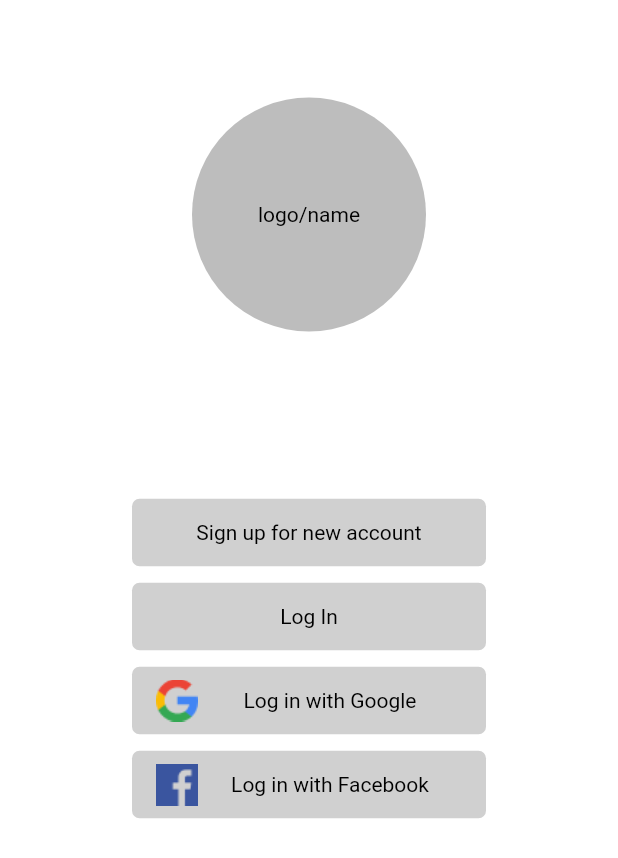
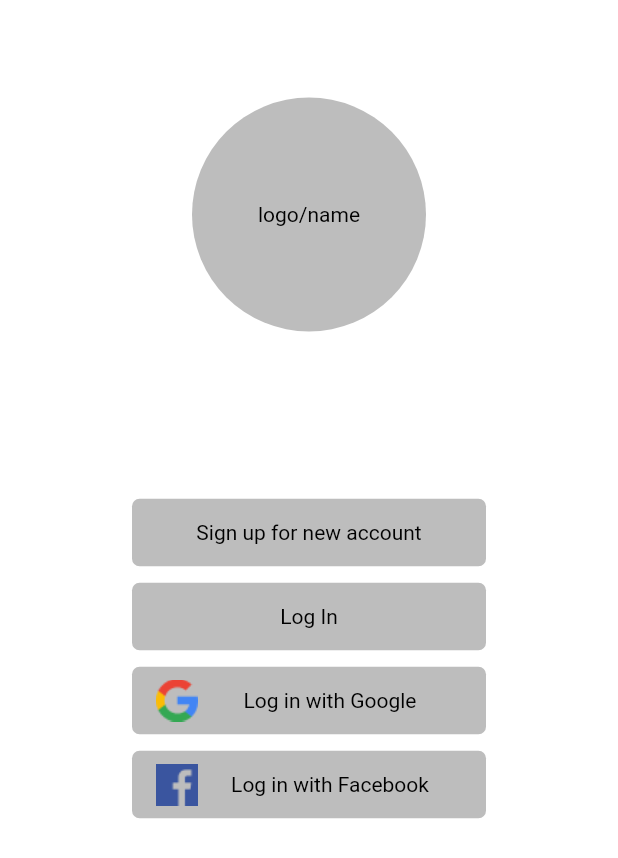
Before and after one commit to rishFilet/swipe_n_swap, a Flutter app: the screen it shows after launch, on a phone screen of 412 x 824 dp. Shown: the top 858 px of the screen. Run offline on Flutter 3.47's test engine with Material 2 defaults, Android fonts, the phone set to English and light mode, and no system bars; our stand-ins replace bloc, equatable, google_fonts.

Commit message:
scaffold on homepage

```diff
--- a/lib/features/login/presentation/pages/home.dart
+++ b/lib/features/login/presentation/pages/home.dart
@@ -12,7 +12,9 @@ enum ButtonActionName {
 class HomePage extends StatelessWidget {
   @override
   Widget build(BuildContext context) {
-    return Container(
+    return Scaffold(
+      body: SafeArea(
+        child: Container(
           child: Padding(
             padding: const EdgeInsets.all(10.0),
             child: Column(
@@ -31,6 +33,8 @@ class HomePage extends StatelessWidget {
               ],
             ),
           ),
+        ),
+      ),
     );
   }
 }
--- a/lib/features/login/presentation/widgets/long_button.dart
+++ b/lib/features/login/presentation/widgets/long_button.dart
@@ -2,11 +2,9 @@ import 'package:flutter/material.dart';
 
 import '../../../../utilities/constants.dart';
 
-typedef _LongButtonAction();
-
 class LongButton extends StatelessWidget {
   final String title, icon;
-  final _LongButtonAction action;
+  final void Function() action;
 
   LongButton(this.title, {this.action, this.icon});
 
@@ -18,7 +16,7 @@ class LongButton extends StatelessWidget {
       child: FlatButton(
         onPressed: action,
         child: _buildChild(),
-        color: Color(0xFFD0D0D0),
+        color: Constants.kBackgroundColor,
         shape: RoundedRectangleBorder(borderRadius: BorderRadius.circular(5)),
       ),
     );
```
Lines whose indentation alone changed are shown as unchanged.
